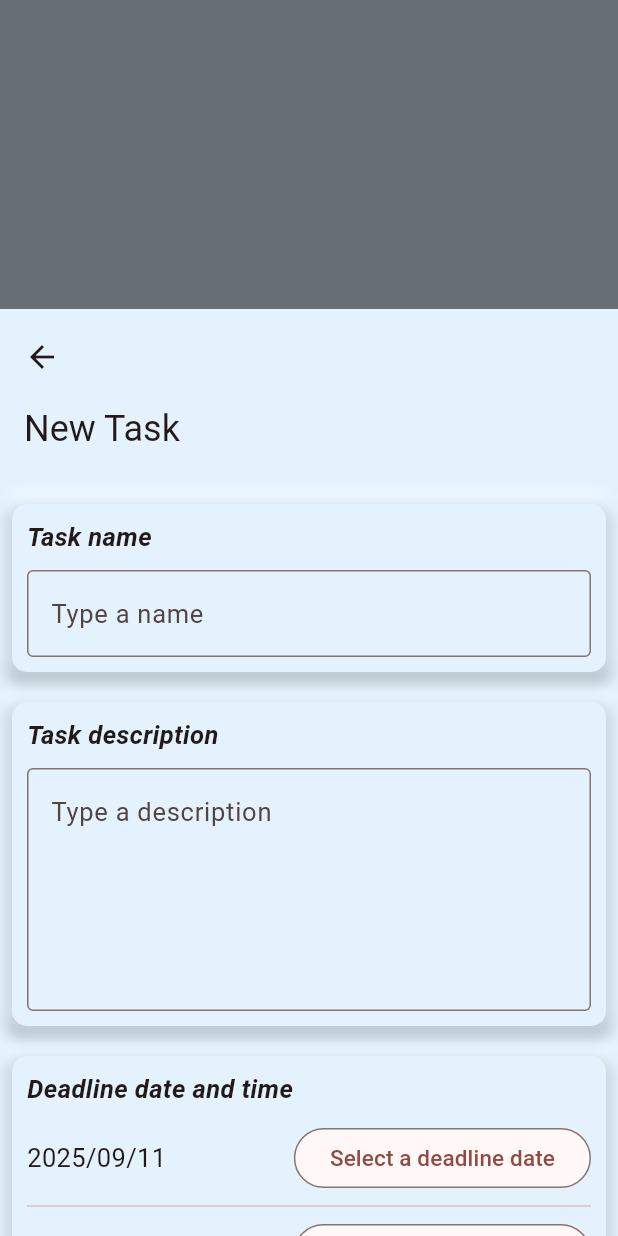
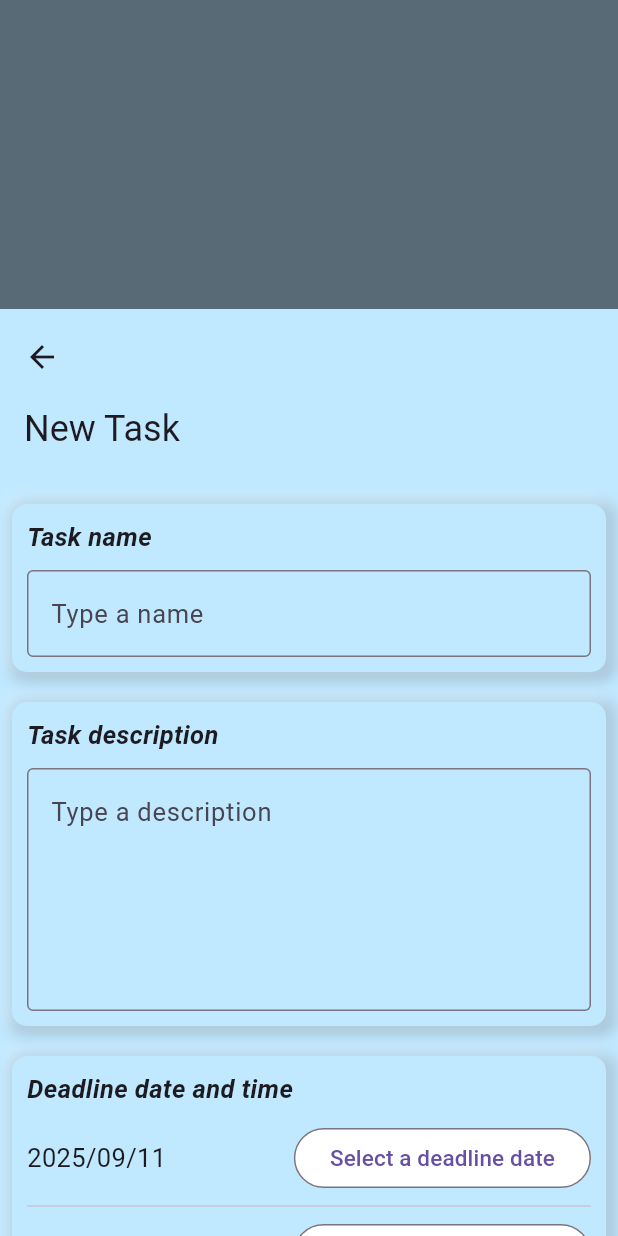
Before and after one commit to aliosmansahin/flutter-todolist, a Flutter app: the screen it shows after launch, item 3 of the bottom bar chosen, on a phone screen of 412 x 824 dp. Run offline on Flutter 3.47's test engine with Material 3 defaults, Android fonts, the phone set to English and light mode, and no system bars; drawn by our look-alikes of flutter_bounceable; our stand-ins replace awesome_notifications, drift, drift_sqflite, flutter_timezone, timezone; accounts and stored records are empty; generated files the repository leaves out were written again.

Commit message:
edit theme data
Signed-off-by: aliosmansahin <aliosmsahin01@gmail.com>

```diff
--- a/lib/addedittask.dart
+++ b/lib/addedittask.dart
@@ -408,7 +408,7 @@ class _AddEditTaskState extends State<AddEditTask> {
                                       ),
                                   spreadRadius: 4,
                                   blurRadius: 7,
-                                  offset: Offset(0, 5),
+                                  offset: Offset(2, 2),
                                 ),
                                 BoxShadow(
                                   color: Theme.of(context).secondaryHeaderColor
@@ -420,7 +420,7 @@ class _AddEditTaskState extends State<AddEditTask> {
                                       ),
                                   spreadRadius: 4,
                                   blurRadius: 7,
-                                  offset: Offset(0, -5),
+                                  offset: Offset(-2, -2),
                                 ),
                               ],
                             ),
--- a/lib/filter/filterfloatingbutton.dart
+++ b/lib/filter/filterfloatingbutton.dart
@@ -35,7 +35,7 @@ class _FilterFloatingButtonState extends State<FilterFloatingButton> {
         ),
         child: ClipRect(
           child: IconButton(
-            color: Colors.white,
+            color: Theme.of(context).canvasColor,
             style: IconButton.styleFrom(
               backgroundColor: Theme.of(context).primaryColorDark,
               shadowColor: Colors.black,
--- a/lib/main.dart
+++ b/lib/main.dart
@@ -234,7 +234,18 @@ class _MyAppState extends State<MyApp> {
         //
         // This works for code too, not just values: Most code changes can be
         // tested with just a hot reload.
-        colorScheme: ColorScheme.fromSeed(seedColor: Colors.red),
+        secondaryHeaderColor: Color.fromARGB(255, 192, 232, 255),
+        primaryColor: const Color.fromARGB(255, 0, 51, 161),
+        primaryColorDark: const Color.fromARGB(255, 25, 0, 134),
+        canvasColor: const Color.fromARGB(255, 255, 255, 255),
+        segmentedButtonTheme: SegmentedButtonThemeData(
+          style: SegmentedButton.styleFrom(
+            backgroundColor: Color.fromARGB(255, 192, 232, 255),
+            foregroundColor: Colors.black,
+            selectedBackgroundColor: const Color.fromARGB(255, 25, 0, 134),
+            selectedForegroundColor: Colors.white,
+          ),
+        ),
       ),
       debugShowCheckedModeBanner: false,
       navigatorKey: MyApp.navigatorKey,
--- a/lib/taskcard.dart
+++ b/lib/taskcard.dart
@@ -68,7 +68,7 @@ class _TaskCardState extends State<TaskCard> {
               ),
               spreadRadius: 4,
               blurRadius: 7,
-              offset: Offset(0, 5),
+              offset: Offset(2, 2),
             ),
             BoxShadow(
               color: Theme.of(context).secondaryHeaderColor.withValues(
@@ -79,7 +79,7 @@ class _TaskCardState extends State<TaskCard> {
               ),
               spreadRadius: 4,
               blurRadius: 7,
-              offset: Offset(0, -5),
+              offset: Offset(-2, -2),
             ),
           ],
           borderRadius: BorderRadius.all(Radius.circular(10)),
--- a/lib/utils/shadowedfield.dart
+++ b/lib/utils/shadowedfield.dart
@@ -40,7 +40,7 @@ class _ShadowedFieldState extends State<ShadowedField> {
             ),
             spreadRadius: 4,
             blurRadius: 7,
-            offset: Offset(0, 5),
+            offset: Offset(2, 2),
           ),
           BoxShadow(
             color: Theme.of(context).secondaryHeaderColor.withValues(
@@ -51,7 +51,7 @@ class _ShadowedFieldState extends State<ShadowedField> {
             ),
             spreadRadius: 4,
             blurRadius: 7,
-            offset: Offset(0, -5),
+            offset: Offset(-2, -2),
           ),
         ],
         borderRadius: BorderRadius.all(Radius.circular(10)),
```
